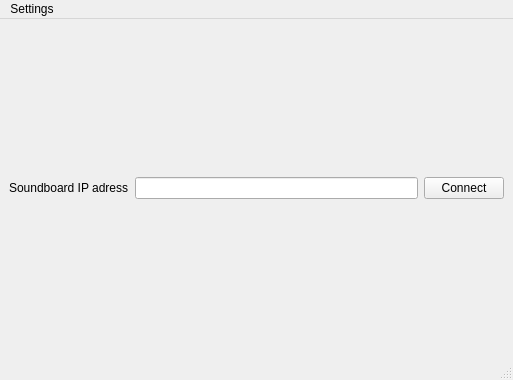
First picture: the form in mainwindow.ui, repository IGOLTA/OpenTCPSoundboard, before the edit.
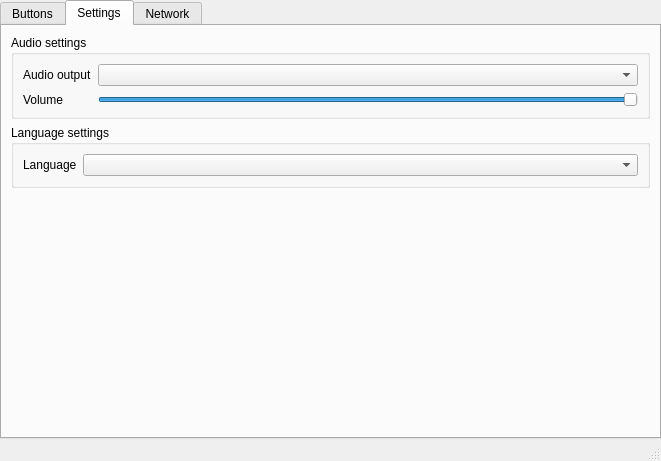
Second picture: the form after the edit. The open tabs and pages were chosen to show the change.

Commit message: Audio decoding system is functional

The edit to the form file:
```diff
--- a/mainwindow.ui
+++ b/mainwindow.ui
@@ -6,8 +6,8 @@
    <rect>
     <x>0</x>
     <y>0</y>
-    <width>513</width>
-    <height>380</height>
+    <width>661</width>
+    <height>461</height>
    </rect>
   </property>
   <property name="windowTitle">
@@ -15,39 +15,158 @@
   </property>
   <widget class="QWidget" name="centralwidget">
    <layout class="QVBoxLayout" name="verticalLayout">
+    <property name="spacing">
+     <number>0</number>
+    </property>
+    <property name="leftMargin">
+     <number>0</number>
+    </property>
+    <property name="topMargin">
+     <number>0</number>
+    </property>
+    <property name="rightMargin">
+     <number>0</number>
+    </property>
+    <property name="bottomMargin">
+     <number>0</number>
+    </property>
     <item>
-     <layout class="QHBoxLayout" name="ipChooseLayout">
-      <item>
-       <widget class="QLabel" name="ipChooseLabel">
-        <property name="locale">
-         <locale language="English" country="Europe"/>
-        </property>
-        <property name="text">
-         <string>Soundboard IP adress</string>
-        </property>
-       </widget>
-      </item>
-      <item>
-       <widget class="QLineEdit" name="ipChooseLineEdit"/>
-      </item>
-      <item>
-       <widget class="QPushButton" name="ipChooseButton">
-        <property name="locale">
-         <locale language="English" country="Europe"/>
-        </property>
-        <property name="text">
-         <string>Connect</string>
-        </property>
-       </widget>
-      </item>
-     </layout>
-    </item>
-    <item>
-     <layout class="QGridLayout" name="gridLayout">
-      <property name="sizeConstraint">
-       <enum>QLayout::SetDefaultConstraint</enum>
+     <widget class="QTabWidget" name="tabWidget">
+      <property name="currentIndex">
+       <number>2</number>
       </property>
-     </layout>
+      <widget class="QWidget" name="buttonsTab">
+       <attribute name="title">
+        <string>Buttons</string>
+       </attribute>
+      </widget>
+      <widget class="QWidget" name="settingsTab">
+       <attribute name="title">
+        <string>Settings</string>
+       </attribute>
+       <layout class="QVBoxLayout" name="verticalLayout_2">
+        <item>
+         <widget class="QGroupBox" name="groupBox">
+          <property name="title">
+           <string>Audio settings</string>
+          </property>
+          <layout class="QFormLayout" name="formLayout">
+           <item row="1" column="1">
+            <widget class="QSlider" name="volumeSlider">
+             <property name="sliderPosition">
+              <number>99</number>
+             </property>
+             <property name="orientation">
+              <enum>Qt::Horizontal</enum>
+             </property>
+            </widget>
+           </item>
+           <item row="1" column="0">
+            <widget class="QLabel" name="label">
+             <property name="text">
+              <string>Volume</string>
+             </property>
+            </widget>
+           </item>
+           <item row="0" column="0">
+            <widget class="QLabel" name="label_2">
+             <property name="text">
+              <string>Audio output</string>
+             </property>
+            </widget>
+           </item>
+           <item row="0" column="1">
+            <widget class="QComboBox" name="outputDeviceComboBox"/>
+           </item>
+          </layout>
+         </widget>
+        </item>
+        <item>
+         <widget class="QGroupBox" name="groupBox_2">
+          <property name="title">
+           <string>Language settings</string>
+          </property>
+          <layout class="QFormLayout" name="formLayout_2">
+           <item row="0" column="0">
+            <widget class="QLabel" name="label_3">
+             <property name="text">
+              <string>Language</string>
+             </property>
+            </widget>
+           </item>
+           <item row="0" column="1">
+            <widget class="QComboBox" name="languageComboBox"/>
+           </item>
+          </layout>
+         </widget>
+        </item>
+        <item>
+         <spacer name="verticalSpacer">
+          <property name="orientation">
+           <enum>Qt::Vertical</enum>
+          </property>
+          <property name="sizeHint" stdset="0">
+           <size>
+            <width>20</width>
+            <height>40</height>
+           </size>
+          </property>
+         </spacer>
+        </item>
+       </layout>
+      </widget>
+      <widget class="QWidget" name="networkTab">
+       <attribute name="title">
+        <string>Network</string>
+       </attribute>
+       <layout class="QVBoxLayout" name="verticalLayout_3">
+        <item>
+         <layout class="QHBoxLayout" name="horizontalLayout">
+          <item>
+           <widget class="QLabel" name="label_4">
+            <property name="text">
+             <string>Soundboard IP</string>
+            </property>
+           </widget>
+          </item>
+          <item>
+           <widget class="QLineEdit" name="ipLineEdit"/>
+          </item>
+          <item>
+           <widget class="QPushButton" name="connectButton">
+            <property name="text">
+             <string>Connect</string>
+            </property>
+           </widget>
+          </item>
+         </layout>
+        </item>
+        <item>
+         <widget class="QLabel" name="connectionStatus">
+          <property name="text">
+           <string>Disconected</string>
+          </property>
+          <property name="alignment">
+           <set>Qt::AlignCenter</set>
+          </property>
+         </widget>
+        </item>
+        <item>
+         <spacer name="verticalSpacer_2">
+          <property name="orientation">
+           <enum>Qt::Vertical</enum>
+          </property>
+          <property name="sizeHint" stdset="0">
+           <size>
+            <width>20</width>
+            <height>40</height>
+           </size>
+          </property>
+         </spacer>
+        </item>
+       </layout>
+      </widget>
+     </widget>
     </item>
    </layout>
   </widget>
@@ -56,18 +175,10 @@
     <rect>
      <x>0</x>
      <y>0</y>
-     <width>513</width>
+     <width>661</width>
      <height>21</height>
     </rect>
    </property>
-   <widget class="QMenu" name="menuSettings">
-    <property name="title">
-     <string>Settings</string>
-    </property>
-    <addaction name="actionLanguage"/>
-    <addaction name="actionAudio_output"/>
-   </widget>
-   <addaction name="menuSettings"/>
   </widget>
   <widget class="QStatusBar" name="statusbar"/>
   <action name="actionLanguage">
```
Left out of the diff: 22 changed lines with no effect on the pictures. The commit also changes 7 other files.
